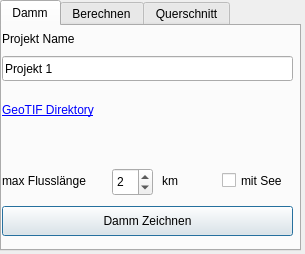
First picture: the form in Flutwelle_dialog_base.ui, repository RetepRelleum/flutwelle, before the edit.
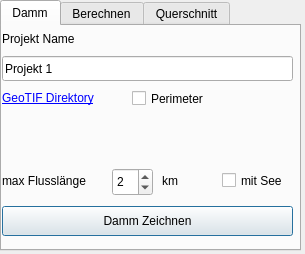
Second picture: the form after the edit. Icons and pictures are not drawn. Custom widgets are drawn as their Qt base class.

```diff
--- a/Flutwelle_dialog_base.ui
+++ b/Flutwelle_dialog_base.ui
@@ -103,8 +103,8 @@
      <property name="geometry">
       <rect>
        <x>0</x>
-       <y>72</y>
-       <width>271</width>
+       <y>60</y>
+       <width>291</width>
        <height>25</height>
       </rect>
      </property>
@@ -225,6 +225,19 @@
       <set>QFileDialog::ShowDirsOnly</set>
      </property>
     </widget>
+    <widget class="QCheckBox" name="checkBoxPerimeter">
+     <property name="geometry">
+      <rect>
+       <x>130</x>
+       <y>60</y>
+       <width>161</width>
+       <height>25</height>
+      </rect>
+     </property>
+     <property name="text">
+      <string>Perimeter</string>
+     </property>
+    </widget>
    </widget>
    <widget class="QWidget" name="tab_2">
     <property name="enabled">
```
